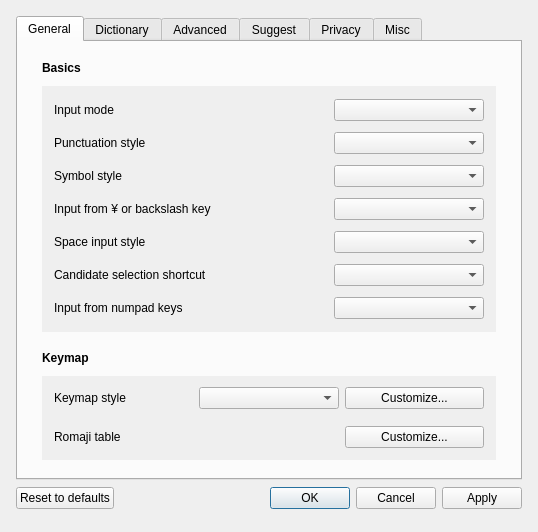
Qt form src/gui/config_dialog/config_dialog.ui (yoshikiobata/mozc) before a commit.
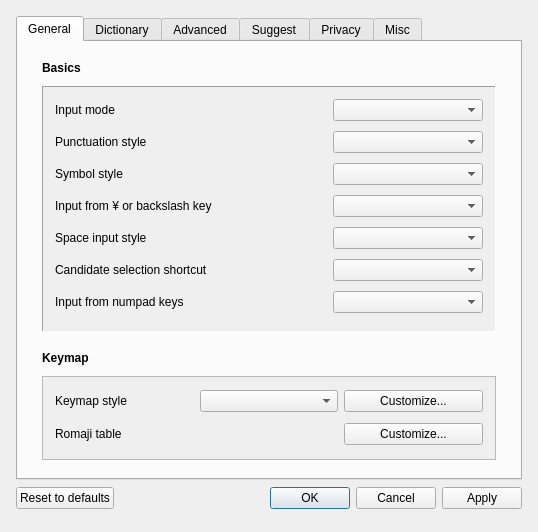
The same form after that commit. Custom widgets are drawn as their Qt base class.

Patch:
```diff
--- a/src/gui/config_dialog/config_dialog.ui
+++ b/src/gui/config_dialog/config_dialog.ui
@@ -87,7 +87,7 @@
      <attribute name="title">
       <string>General</string>
      </attribute>
-     <widget class="QFrame">
+     <widget class="QFrame" name="gridLayoutWidget">
       <property name="geometry">
        <rect>
         <x>24</x>
@@ -105,18 +105,9 @@
       <property name="lineWidth">
         <number>1</number>
       </property>
-     <widget class="QWidget" name="gridLayoutWidget">
       <property name="autoFillBackground">
         <bool>true</bool>
       </property>
-      <property name="geometry">
-       <rect>
-        <x>0</x>
-        <y>0</y>
-        <width>454</width>
-        <height>246</height>
-       </rect>
-      </property>
       <layout class="QGridLayout" name="gridLayout" columnstretch="2,1">
     <property name="topMargin">
      <number>8</number>
@@ -217,8 +208,7 @@
        </item>
       </layout>
      </widget>
-     </widget>
-     <widget class="QFrame">
+     <widget class="QFrame" name="gridLayoutWidget_2">
       <property name="geometry">
        <rect>
         <x>24</x>
@@ -236,21 +226,12 @@
       <property name="lineWidth">
         <number>2</number>
       </property>
-     <widget class="QWidget" name="gridLayoutWidget_2">
-      <property name="geometry">
-       <rect>
-        <x>0</x>
-        <y>0</y>
-        <width>454</width>
-        <height>84</height>
-       </rect>
-      </property>
       <property name="autoFillBackground">
         <bool>true</bool>
       </property>
       <layout class="QGridLayout" name="gridLayout_2">
     <property name="topMargin">
-     <number>0</number>
+     <number>8</number>
     </property>
     <property name="leftMargin">
      <number>12</number>
@@ -259,7 +240,7 @@
      <number>12</number>
     </property>
     <property name="bottomMargin">
-     <number>0</number>
+     <number>8</number>
     </property>
        <item row="0" column="1">
         <widget class="QComboBox" name="keymapSettingComboBox"/>
@@ -300,7 +281,6 @@
        </item>
       </layout>
      </widget>
-     </widget>
         <widget class="QLabel" name="basicsLabel">
       <property name="geometry">
        <rect>
```
Left out of the diff: 3 changed lines with no effect on the pictures.
